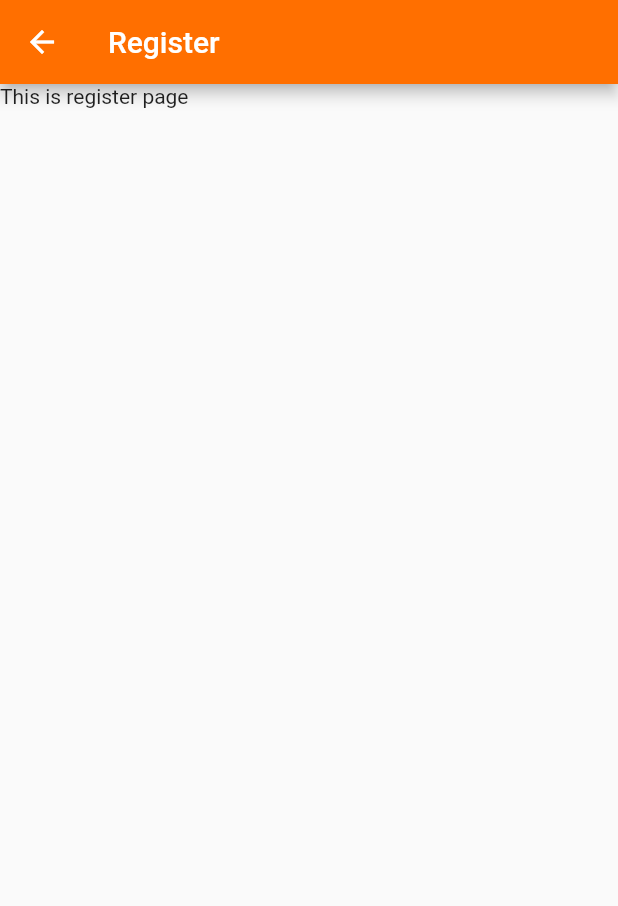
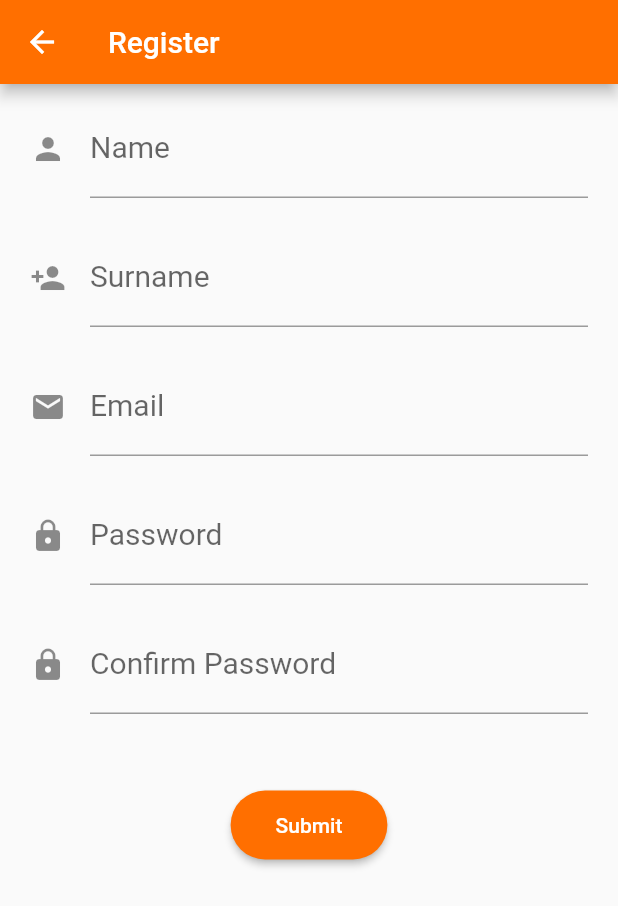
Before and after one commit to NUTHAWAT/mobileappweek1, a Flutter app: the Register screen opened by its route, on a phone screen of 412 x 824 dp. Shown: the top 906 px of the screen. Run offline on Flutter 3.47's test engine with Material 2 defaults, Android fonts, the phone set to English and light mode, and no system bars.

Commit message:
add new register page

```diff
--- a/lib/screen/index.dart
+++ b/lib/screen/index.dart
@@ -41,7 +41,7 @@ class Index extends StatelessWidget {
                     shape: StadiumBorder(),
                   ),
                   child: Text(
-                    "  LOGIN  " ,
+                    "  LOGIN  ",
                     style: TextStyle(fontSize: 28),
                   ),
                   onPressed: () {
--- a/lib/screen/register.dart
+++ b/lib/screen/register.dart
@@ -1,4 +1,5 @@
 import 'package:flutter/material.dart';
+import 'package:mobileappweek1/config/constant.dart';
 
 class Register extends StatefulWidget {
   @override
@@ -6,14 +7,184 @@ class Register extends StatefulWidget {
 }
 
 class _RegisterState extends State<Register> {
+  var name, surname, email, password;
+  final formKey = GlobalKey<FormState>();
+
   @override
   Widget build(BuildContext context) {
-    return Scaffold(
-      appBar: AppBar(
-        title: Text('Register'),
-        backgroundColor: Colors.amber[900],
+    return SafeArea(
+      child: Scaffold(
+        appBar: AppBar(
+          title: Text('Register'),
+          backgroundColor: Colors.amber[900],
+        ),
+        body: Form(
+          key: formKey,
+          child: SingleChildScrollView(
+            child: Column(
+              children: [
+                txtName(),
+                txtSurName(),
+                txtEmail(),
+                txtPassword(),
+                txtConfirmPassword(),
+                btnSubmit(),
+              ],
+            ),
+          ),
+        ),
       ),
-      body: Text('This is register page'),
     );
   }
+
+  Widget txtName() {
+    return Container(
+      margin: EdgeInsets.fromLTRB(20, 10, 20, 10),
+      child: TextFormField(
+        style: TextStyle(
+          fontSize: 20,
+        ),
+        decoration: InputDecoration(
+          labelText: 'Name',
+          icon: Icon(Icons.person),
+          hintText: 'Input your name',
+        ),
+        validator: (value) {
+          if (value!.isEmpty) {
+            return 'Please input your name';
+          } else if (value.length < 2) {
+            return 'Minimum Character is 2';
+          }
+        },
+        onSaved: (value) {
+          name = value;
+        },
+      ),
+    );
+  }
+
+  Widget txtSurName() {
+    return Container(
+      margin: EdgeInsets.fromLTRB(20, 10, 20, 10),
+      child: TextFormField(
+        style: TextStyle(
+          fontSize: 20,
+        ),
+        decoration: InputDecoration(
+          labelText: 'Surname',
+          icon: Icon(Icons.person_add),
+          hintText: 'Input your lastname',
+        ),
+        validator: (value) {
+          if (value!.isEmpty) {
+            return 'Please input your name';
+          } else if (value.length < 2) {
+            return 'Minimum Character is 2';
+          }
+        },
+        onSaved: (value) {
+          surname = value;
+        },
+      ),
+    );
+  }
+
+  Widget txtEmail() {
+    return Container(
+      margin: EdgeInsets.fromLTRB(20, 10, 20, 10),
+      child: TextFormField(
+        keyboardType: TextInputType.emailAddress,
+        style: TextStyle(
+          fontSize: 20,
+        ),
+        decoration: InputDecoration(
+          labelText: 'Email',
+          icon: Icon(Icons.email),
+          hintText: 'Input your email',
+        ),
+        validator: (value) {
+          if (!(value!.contains('@'))) {
+            return 'Invalid email form';
+          } else if (!(value.contains('.'))) {
+            return 'Invalid email form';
+          }
+        },
+        onSaved: (value) {
+          email = value;
+        },
+      ),
+    );
+  }
+
+  Widget txtPassword() {
+    return Container(
+      margin: EdgeInsets.fromLTRB(20, 10, 20, 10),
+      child: TextFormField(
+        obscureText: true,
+        style: TextStyle(
+          fontSize: 20,
+        ),
+        decoration: InputDecoration(
+          labelText: 'Password',
+          icon: Icon(Icons.lock),
+          hintText: 'Input your password',
+        ),
+        validator: (value) {
+          password = value;
+          if (value!.isEmpty) {
+            return 'Enter your new password';
+          } else if (value.length < 8) {
+            return 'Password must be atleast 8 characters long';
+          }
+        },
+        onSaved: (value) {
+          value = password;
+        },
+      ),
+    );
+  }
+
+  Widget txtConfirmPassword() {
+    return Container(
+      margin: EdgeInsets.fromLTRB(20, 10, 20, 50),
+      child: TextFormField(
+        obscureText: true,
+        style: TextStyle(
+          fontSize: 20,
+        ),
+        decoration: InputDecoration(
+          labelText: 'Confirm Password',
+          icon: Icon(Icons.lock),
+          hintText: 'Please Re-Enter your password',
+        ),
+        validator: (value) {
+          if (value!.isEmpty) {
+            return 'Please Re-Enter New Password';
+          } else if (value.length < 8) {
+            return 'Password must be atleast 8 characters long';
+          } else if (value != password) {
+            return 'Password must be the same as above';
+          }
+        },
+        onSaved: (value) {
+          value = password;
+        },
+      ),
+    );
+  }
+
+  Widget btnSubmit() => ElevatedButton(
+      style: ElevatedButton.styleFrom(
+        primary: Colors.amber[900],
+        padding: EdgeInsets.fromLTRB(30, 15, 30, 15),
+        shape: StadiumBorder(),
+      ),
+      onPressed: () {
+        if (formKey.currentState!.validate()) {
+          formKey.currentState!.save();
+          print(
+              "Name: $name Surname: $surname Email: $email Password: $password");
+        }
+      },
+      child: Text('Submit'));
 }
```
